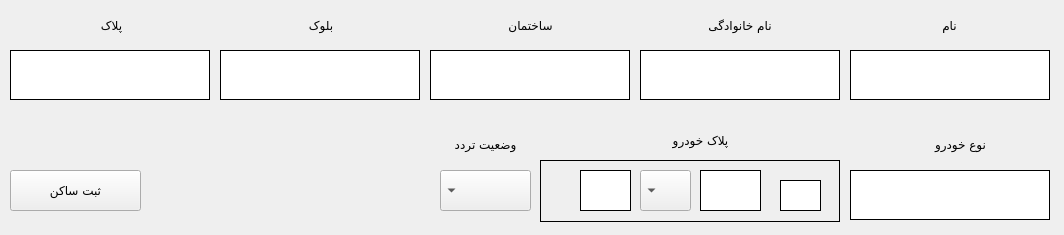
Old version of the form gui/residentNew.ui in the repository oaacUis/tesis-colombian-plate-recognition.
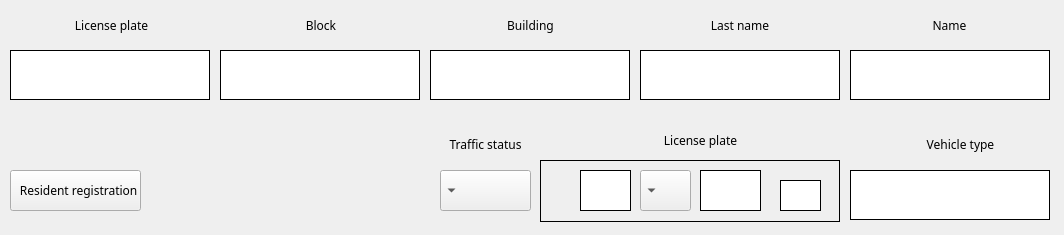
New version of the form. Custom widgets are drawn as their Qt base class.

Diff of the .ui file:
```diff
--- a/gui/residentNew.ui
+++ b/gui/residentNew.ui
@@ -32,7 +32,7 @@
                     </font>
                 </property>
                 <property name="text">
-                    <string>وضعیت تردد</string>
+                    <string>Traffic status</string>
                 </property>
                 <property name="alignment">
                     <set>Qt::AlignCenter</set>
@@ -109,7 +109,7 @@
                     </font>
                 </property>
                 <property name="text">
-                    <string>نوع خودرو</string>
+                    <string>Vehicle type</string>
                 </property>
                 <property name="alignment">
                     <set>Qt::AlignCenter</set>
@@ -130,7 +130,7 @@
                     </font>
                 </property>
                 <property name="text">
-                    <string>پلاک خودرو</string>
+                    <string>License plate</string>
                 </property>
                 <property name="alignment">
                     <set>Qt::AlignCenter</set>
@@ -154,7 +154,7 @@
                                 </font>
                             </property>
                             <property name="text">
-                                <string>نام</string>
+                                <string>Name</string>
                             </property>
                             <property name="alignment">
                                 <set>Qt::AlignCenter</set>
@@ -169,7 +169,7 @@
                                 </font>
                             </property>
                             <property name="text">
-                                <string>نام خانوادگی</string>
+                                <string>Last name</string>
                             </property>
                             <property name="alignment">
                                 <set>Qt::AlignCenter</set>
@@ -184,7 +184,7 @@
                                 </font>
                             </property>
                             <property name="text">
-                                <string>ساختمان</string>
+                                <string>Building</string>
                             </property>
                             <property name="alignment">
                                 <set>Qt::AlignCenter</set>
@@ -199,7 +199,7 @@
                                 </font>
                             </property>
                             <property name="text">
-                                <string>پلاک</string>
+                                <string>License plate</string>
                             </property>
                             <property name="alignment">
                                 <set>Qt::AlignCenter</set>
@@ -214,7 +214,7 @@
                                 </font>
                             </property>
                             <property name="text">
-                                <string>بلوک</string>
+                                <string>Block</string>
                             </property>
                             <property name="alignment">
                                 <set>Qt::AlignCenter</set>
@@ -238,7 +238,7 @@
                     </font>
                 </property>
                 <property name="text">
-                    <string>ثبت ساکن</string>
+                    <string> ­ Resident registration</string>
                 </property>
             </widget>
             <widget class="plateQLineEdit" name="fNameTextBox">
```
Left out of the diff: 2 changed lines with no effect on the pictures.
